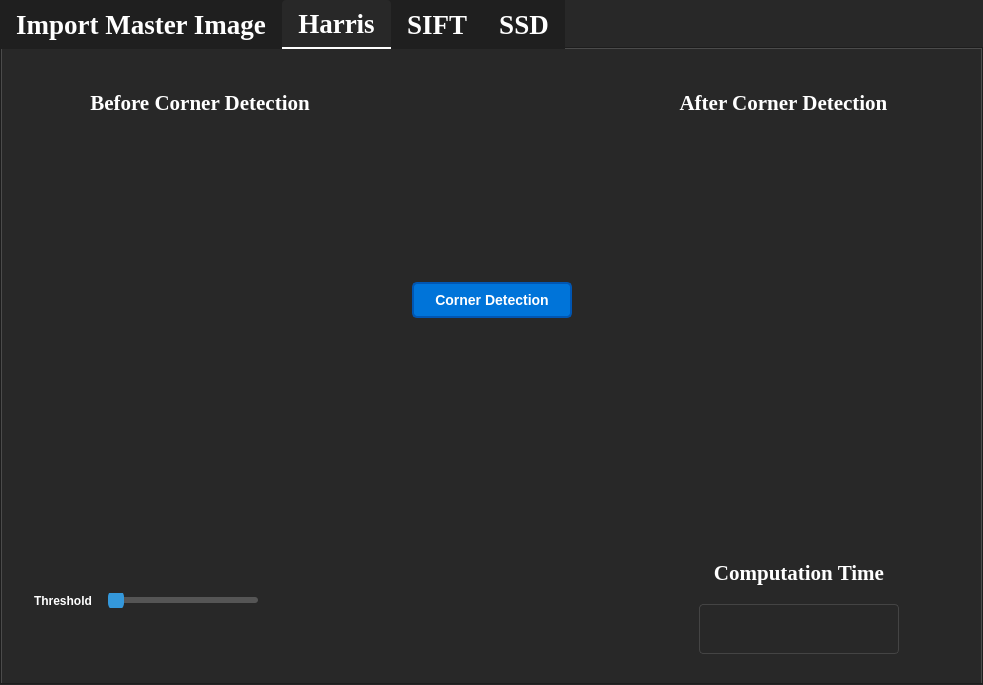
Before: the Qt Designer form MainWindow.ui in fadymohsen/VisionWithHarrisSIFT, drawn with Qt 5.
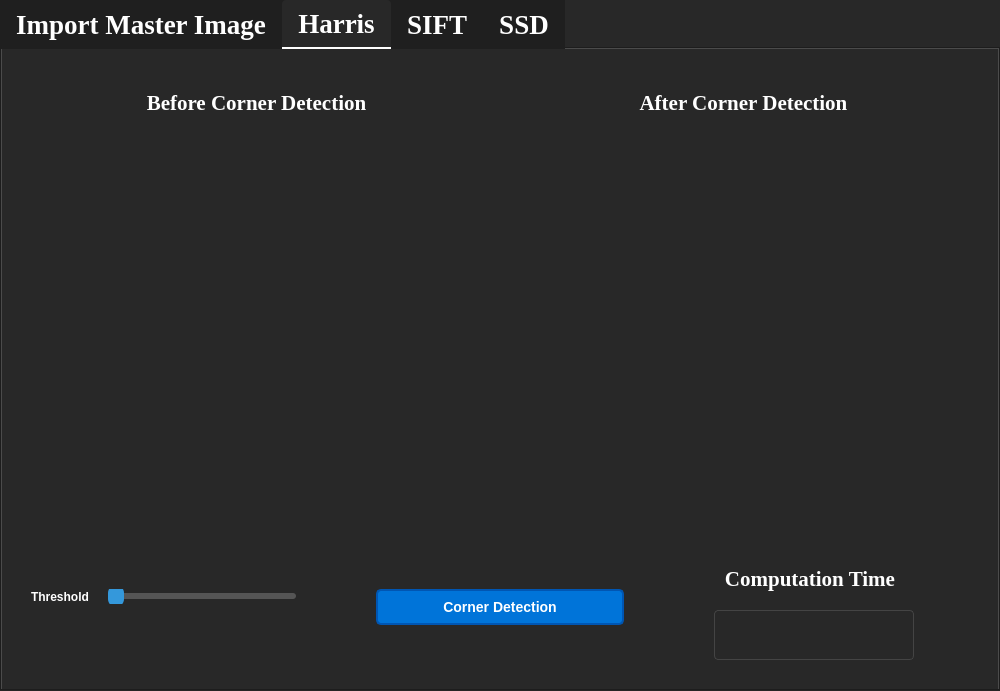
After: the same form once the commit is applied. Custom widgets are drawn as their Qt base class.

Patch:
```diff
--- a/MainWindow.ui
+++ b/MainWindow.ui
@@ -6,8 +6,8 @@
    <rect>
     <x>0</x>
     <y>0</y>
-    <width>983</width>
-    <height>685</height>
+    <width>1000</width>
+    <height>691</height>
    </rect>
   </property>
   <property name="font">
@@ -841,27 +841,9 @@
    </attribute>
    <layout class="QGridLayout" name="gridLayout_2">
     <item row="0" column="0">
-     <layout class="QHBoxLayout" name="horizontalLayout_7">
+     <layout class="QVBoxLayout" name="verticalLayout_21">
       <item>
-       <spacer name="horizontalSpacer_5">
-        <property name="orientation">
-         <enum>Qt::Horizontal</enum>
-        </property>
-        <property name="sizeType">
-         <enum>QSizePolicy::Fixed</enum>
-        </property>
-        <property name="sizeHint" stdset="0">
-         <size>
-          <width>13</width>
-          <height>20</height>
-         </size>
-        </property>
-       </spacer>
-      </item>
-      <item>
-       <layout class="QVBoxLayout" name="verticalLayout_5">
-        <item>
-         <spacer name="verticalSpacer_9">
+       <spacer name="verticalSpacer_18">
           <property name="orientation">
            <enum>Qt::Vertical</enum>
           </property>
@@ -877,9 +859,29 @@
          </spacer>
         </item>
         <item>
-         <layout class="QHBoxLayout" name="horizontalLayout_4">
+       <layout class="QHBoxLayout" name="horizontalLayout_21">
           <item>
-           <layout class="QVBoxLayout" name="verticalLayout">
+         <spacer name="horizontalSpacer_37">
+          <property name="orientation">
+           <enum>Qt::Horizontal</enum>
+          </property>
+          <property name="sizeType">
+           <enum>QSizePolicy::Fixed</enum>
+          </property>
+          <property name="sizeHint" stdset="0">
+           <size>
+            <width>20</width>
+            <height>20</height>
+           </size>
+          </property>
+         </spacer>
+        </item>
+        <item>
+         <layout class="QVBoxLayout" name="verticalLayout_20">
+          <item>
+           <layout class="QHBoxLayout" name="horizontalLayout_20">
+            <item>
+             <layout class="QVBoxLayout" name="verticalLayout_2">
             <item>
              <widget class="QLabel" name="label_8">
               <property name="sizePolicy">
@@ -915,6 +917,22 @@
               </property>
              </widget>
             </item>
+              <item>
+               <spacer name="verticalSpacer_22">
+                <property name="orientation">
+                 <enum>Qt::Vertical</enum>
+                </property>
+                <property name="sizeType">
+                 <enum>QSizePolicy::Fixed</enum>
+                </property>
+                <property name="sizeHint" stdset="0">
+                 <size>
+                  <width>17</width>
+                  <height>13</height>
+                 </size>
+                </property>
+               </spacer>
+              </item>
             <item>
              <widget class="GraphicsLayoutWidget" name="graphicsLayoutWidget_beforeHarris" native="true">
               <property name="sizePolicy">
@@ -939,35 +957,6 @@
             </item>
            </layout>
           </item>
-          <item>
-           <spacer name="horizontalSpacer_4">
-            <property name="orientation">
-             <enum>Qt::Horizontal</enum>
-            </property>
-            <property name="sizeType">
-             <enum>QSizePolicy::Fixed</enum>
-            </property>
-            <property name="sizeHint" stdset="0">
-             <size>
-              <width>30</width>
-              <height>18</height>
-             </size>
-            </property>
-           </spacer>
-          </item>
-          <item>
-           <widget class="QPushButton" name="pushButton">
-            <property name="minimumSize">
-             <size>
-              <width>160</width>
-              <height>0</height>
-             </size>
-            </property>
-            <property name="text">
-             <string>Corner Detection</string>
-            </property>
-           </widget>
-          </item>
           <item>
            <spacer name="horizontalSpacer_3">
             <property name="orientation">
@@ -985,7 +974,7 @@
            </spacer>
           </item>
           <item>
-           <layout class="QVBoxLayout" name="verticalLayout_2">
+             <layout class="QVBoxLayout" name="verticalLayout_19">
             <item>
              <widget class="QLabel" name="label_4">
               <property name="sizePolicy">
@@ -1021,6 +1010,22 @@
               </property>
              </widget>
             </item>
+              <item>
+               <spacer name="verticalSpacer_19">
+                <property name="orientation">
+                 <enum>Qt::Vertical</enum>
+                </property>
+                <property name="sizeType">
+                 <enum>QSizePolicy::Fixed</enum>
+                </property>
+                <property name="sizeHint" stdset="0">
+                 <size>
+                  <width>20</width>
+                  <height>13</height>
+                 </size>
+                </property>
+               </spacer>
+              </item>
             <item>
              <widget class="GraphicsLayoutWidget" name="graphicsLayoutWidget_afterHarris" native="true">
               <property name="sizePolicy">
@@ -1064,27 +1069,11 @@
          </spacer>
         </item>
         <item>
-         <layout class="QHBoxLayout" name="horizontalLayout_3">
+           <layout class="QHBoxLayout" name="horizontalLayout_7">
           <item>
-           <spacer name="horizontalSpacer_17">
-            <property name="orientation">
-             <enum>Qt::Horizontal</enum>
-            </property>
-            <property name="sizeType">
-             <enum>QSizePolicy::Preferred</enum>
-            </property>
-            <property name="sizeHint" stdset="0">
-             <size>
-              <width>10</width>
-              <height>20</height>
-             </size>
-            </property>
-           </spacer>
-          </item>
+             <layout class="QVBoxLayout" name="verticalLayout_3">
           <item>
-           <layout class="QVBoxLayout" name="verticalLayout_20">
-            <item>
-             <layout class="QHBoxLayout" name="horizontalLayout_23">
+               <layout class="QHBoxLayout" name="horizontalLayout_2">
               <item>
                <widget class="QLabel" name="label_25">
                 <property name="sizePolicy">
@@ -1108,7 +1097,7 @@
                 </property>
                 <property name="sizeHint" stdset="0">
                  <size>
-                  <width>10</width>
+                    <width>13</width>
                   <height>20</height>
                  </size>
                 </property>
@@ -1149,7 +1138,7 @@
                 </property>
                 <property name="sizeHint" stdset="0">
                  <size>
-                  <width>10</width>
+                    <width>13</width>
                   <height>20</height>
                  </size>
                 </property>
@@ -1176,7 +1165,54 @@
               </item>
              </layout>
             </item>
-           </layout>
+              <item>
+               <spacer name="verticalSpacer_8">
+                <property name="orientation">
+                 <enum>Qt::Vertical</enum>
+                </property>
+                <property name="sizeType">
+                 <enum>QSizePolicy::Preferred</enum>
+                </property>
+                <property name="sizeHint" stdset="0">
+                 <size>
+                  <width>20</width>
+                  <height>20</height>
+                 </size>
+                </property>
+               </spacer>
+              </item>
+             </layout>
+            </item>
+            <item>
+             <layout class="QHBoxLayout" name="horizontalLayout_4">
+              <item>
+               <spacer name="horizontalSpacer_36">
+                <property name="orientation">
+                 <enum>Qt::Horizontal</enum>
+                </property>
+                <property name="sizeType">
+                 <enum>QSizePolicy::Fixed</enum>
+                </property>
+                <property name="sizeHint" stdset="0">
+                 <size>
+                  <width>30</width>
+                  <height>20</height>
+                 </size>
+                </property>
+               </spacer>
+              </item>
+              <item>
+               <widget class="QPushButton" name="pushButton">
+                <property name="minimumSize">
+                 <size>
+                  <width>160</width>
+                  <height>0</height>
+                 </size>
+                </property>
+                <property name="text">
+                 <string>Corner Detection</string>
+                </property>
+               </widget>
           </item>
           <item>
            <spacer name="horizontalSpacer_11">
@@ -1184,18 +1220,20 @@
              <enum>Qt::Horizontal</enum>
             </property>
             <property name="sizeType">
-             <enum>QSizePolicy::Expanding</enum>
+                 <enum>QSizePolicy::Fixed</enum>
             </property>
             <property name="sizeHint" stdset="0">
              <size>
-              <width>10</width>
+                  <width>30</width>
               <height>20</height>
              </size>
             </property>
            </spacer>
           </item>
+             </layout>
+            </item>
           <item>
-           <layout class="QVBoxLayout" name="verticalLayout_3">
+             <layout class="QVBoxLayout" name="verticalLayout">
             <item>
              <widget class="QLabel" name="label_7">
               <property name="sizePolicy">
@@ -1305,40 +1343,8 @@
             </item>
            </layout>
           </item>
-          <item>
-           <spacer name="horizontalSpacer_16">
-            <property name="orientation">
-             <enum>Qt::Horizontal</enum>
-            </property>
-            <property name="sizeType">
-             <enum>QSizePolicy::Preferred</enum>
-            </property>
-            <property name="sizeHint" stdset="0">
-             <size>
-              <width>10</width>
-              <height>20</height>
-             </size>
-            </property>
-           </spacer>
-          </item>
-         </layout>
-        </item>
-        <item>
-         <spacer name="verticalSpacer_8">
-          <property name="orientation">
-           <enum>Qt::Vertical</enum>
-          </property>
-          <property name="sizeType">
-           <enum>QSizePolicy::Fixed</enum>
-          </property>
-          <property name="sizeHint" stdset="0">
-           <size>
-            <width>20</width>
-            <height>20</height>
-           </size>
-          </property>
-         </spacer>
-        </item>
+           </layout>
+          </item>
        </layout>
       </item>
       <item>
@@ -1351,7 +1357,25 @@
         </property>
         <property name="sizeHint" stdset="0">
          <size>
-          <width>13</width>
+            <width>20</width>
+            <height>20</height>
+           </size>
+          </property>
+         </spacer>
+        </item>
+       </layout>
+      </item>
+      <item>
+       <spacer name="verticalSpacer_9">
+        <property name="orientation">
+         <enum>Qt::Vertical</enum>
+        </property>
+        <property name="sizeType">
+         <enum>QSizePolicy::Fixed</enum>
+        </property>
+        <property name="sizeHint" stdset="0">
+         <size>
+          <width>20</width>
           <height>20</height>
          </size>
         </property>
```
Lines whose indentation alone changed are shown as unchanged.
